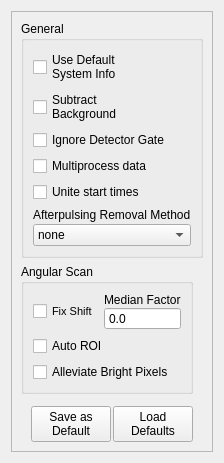
This is gui/optionswindow.ui in Th3Tr00p3r/gSTED-sFCS as Qt 5 draws it before an edit. The edited form follows.
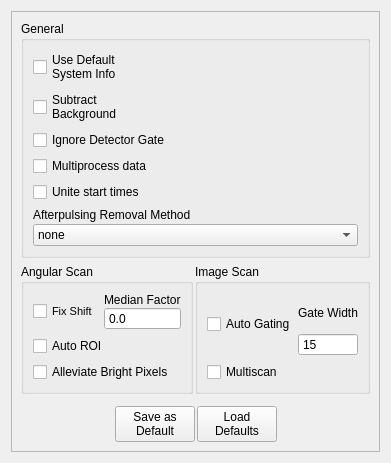
This is the edited form.

Commit message: Added type (STED, confocal) to ImageSFCSMeasurement class. Now only auto-gating STED images. Removed 'setup' keys from system_info ('STED with galvos' is the only choice anyway). Added processing options for Image scans in the GUI. Now automatically removing the lower gate from lifetime images.

```diff
--- a/gui/optionswindow.ui
+++ b/gui/optionswindow.ui
@@ -6,8 +6,8 @@
    <rect>
     <x>0</x>
     <y>0</y>
-    <width>201</width>
-    <height>427</height>
+    <width>362</width>
+    <height>432</height>
    </rect>
   </property>
   <property name="windowTitle">
@@ -121,9 +121,9 @@
        </widget>
       </item>
       <item>
-       <layout class="QHBoxLayout" name="horizontalLayout_2" stretch="0,10">
+       <layout class="QHBoxLayout" name="horizontalLayout_5">
         <property name="spacing">
-         <number>0</number>
+         <number>2</number>
         </property>
         <item>
          <widget class="QGroupBox" name="groupBox_3">
@@ -210,17 +210,71 @@
          </widget>
         </item>
         <item>
-         <spacer name="horizontalSpacer_3">
-          <property name="orientation">
-           <enum>Qt::Horizontal</enum>
+         <widget class="QGroupBox" name="groupBox_4">
+          <property name="title">
+           <string>Image Scan</string>
           </property>
-          <property name="sizeHint" stdset="0">
-           <size>
-            <width>40</width>
-            <height>20</height>
-           </size>
-          </property>
-         </spacer>
+          <layout class="QVBoxLayout" name="verticalLayout_6">
+           <item>
+            <layout class="QHBoxLayout" name="horizontalLayout_2">
+             <property name="spacing">
+              <number>2</number>
+             </property>
+             <item>
+              <widget class="QCheckBox" name="ImgAutoGating">
+               <property name="toolTip">
+                <string>Auto-gating of STED images</string>
+               </property>
+               <property name="text">
+                <string>Auto Gating</string>
+               </property>
+              </widget>
+             </item>
+             <item>
+              <layout class="QVBoxLayout" name="verticalLayout_2">
+               <property name="spacing">
+                <number>0</number>
+               </property>
+               <item>
+                <widget class="QLabel" name="label_3">
+                 <property name="text">
+                  <string>Gate Width</string>
+                 </property>
+                </widget>
+               </item>
+               <item>
+                <widget class="QSpinBox" name="ImgGateWidth">
+                 <property name="toolTip">
+                  <string>If auto-gating (STED), this determines the gate width.
+The lower gate is the pulse delay.</string>
+                 </property>
+                 <property name="buttonSymbols">
+                  <enum>QAbstractSpinBox::NoButtons</enum>
+                 </property>
+                 <property name="maximum">
+                  <number>999</number>
+                 </property>
+                 <property name="value">
+                  <number>15</number>
+                 </property>
+                </widget>
+               </item>
+              </layout>
+             </item>
+            </layout>
+           </item>
+           <item>
+            <widget class="QCheckBox" name="ImgMultiScan">
+             <property name="toolTip">
+              <string>Treat each plane as a re-scan.</string>
+             </property>
+             <property name="text">
+              <string>Multiscan</string>
+             </property>
+            </widget>
+           </item>
+          </layout>
+         </widget>
         </item>
        </layout>
       </item>
```
The commit also changes 7 other files.
